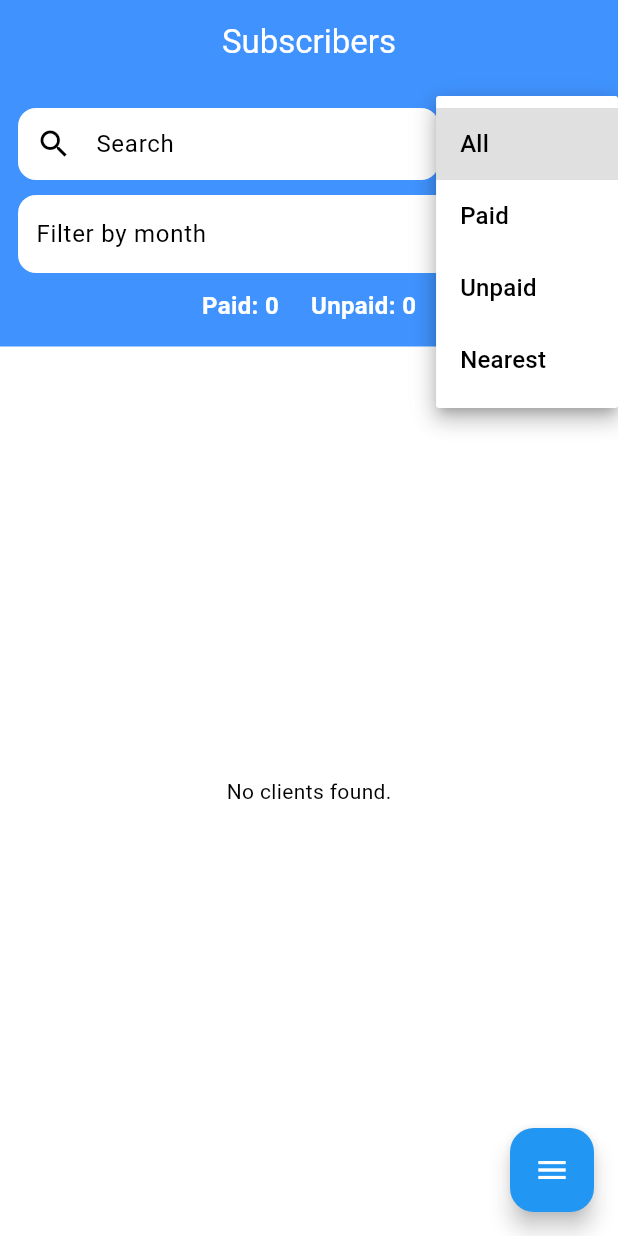
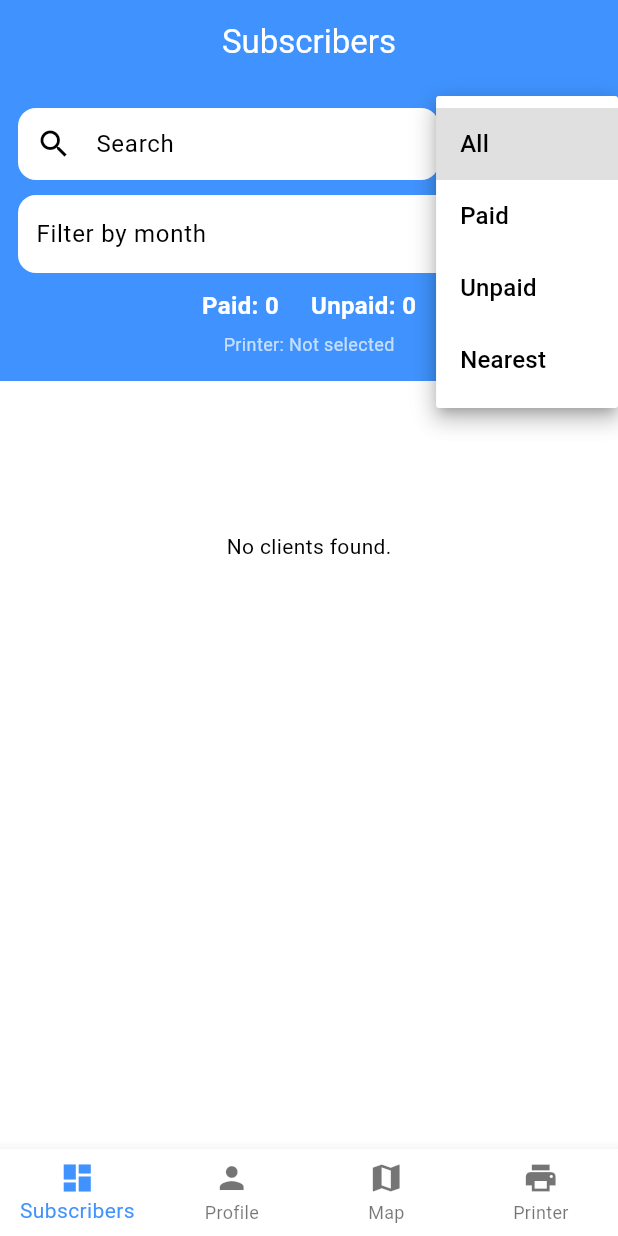
Before and after one commit to armanvalenzuela/Smart_ISP, a Flutter app: the HomeScreen screen opened directly with empty values, after a tap on "All", on a phone screen of 412 x 824 dp. Run offline on Flutter 3.47's test engine with Material 3 defaults, Android fonts, the phone set to English and light mode, and no system bars; our stand-ins replace connectivity_plus, flutter_map, geolocator, google_fonts, latlong2, permission_handler and 1 more; missing offline and left inert: blue_thermal_printer; accounts and stored records are empty; network calls fail.

Commit message:
Replace FAB to BotNavBar

```diff
--- a/lib/screens/home_screen.dart
+++ b/lib/screens/home_screen.dart
@@ -41,7 +41,9 @@ class _HomeScreenState extends State<HomeScreen> {
   int _paidCount = 0;
   int _unpaidCount = 0;
 
-  bool _fabExpanded = false;
+  // Bottom navigation state
+  int _selectedBottomIndex = 0;
+  final ScrollController _listScrollController = ScrollController();
 
   @override
   void initState() {
@@ -230,9 +232,7 @@ class _HomeScreenState extends State<HomeScreen> {
         backgroundColor: const Color(0xFF4093FF),
         elevation: 0,
       ),
-      body: RefreshIndicator(
-        onRefresh: _loadClients,
-        child: Column(
+      body: Column(
         children: [
           // header section
           Container(
@@ -306,14 +306,9 @@ class _HomeScreenState extends State<HomeScreen> {
                     borderRadius: BorderRadius.circular(12),
                   ),
                   child: DropdownButtonFormField<DateTime>(
-                      value:
-                          _buildMonthOptions().any(
-                            (item) => item.value == _selectedMonth,
-                          )
+                    value: _buildMonthOptions().any((item) => item.value == _selectedMonth)
                         ? _selectedMonth
-                          : (_buildMonthOptions().isNotEmpty
-                                ? _buildMonthOptions().first.value
-                                : null),
+                        : (_buildMonthOptions().isNotEmpty ? _buildMonthOptions().first.value : null),
                     items: _buildMonthOptions(),
                     decoration: const InputDecoration(
                       labelText: 'Filter by month',
@@ -347,6 +342,16 @@ class _HomeScreenState extends State<HomeScreen> {
                     ),
                   ),
                 ),
+                const SizedBox(height: 6),
+                Center(
+                  child: Text(
+                    _selectedPrinter != null ? 'Printer: ${_selectedPrinter!.name ?? _selectedPrinter!.address}' : 'Printer: Not selected',
+                    style: const TextStyle(
+                      color: Colors.white70,
+                      fontSize: 12,
+                    ),
+                  ),
+                ),
               ],
             ),
           ),
@@ -355,20 +360,26 @@ class _HomeScreenState extends State<HomeScreen> {
           Expanded(
             child: _loading
                 ? const Center(child: CircularProgressIndicator())
-                  : _filteredClients.isEmpty
-                  ? const Center(child: Text('No clients found.'))
+                : RefreshIndicator(
+                    onRefresh: _loadClients,
+                    child: _filteredClients.isEmpty
+                        ? ListView(
+                            physics: const AlwaysScrollableScrollPhysics(),
+                            children: const [
+                              SizedBox(height: 100),
+                              Center(child: Text('No clients found.')),
+                            ],
+                          )
                         : ListView.builder(
+                            controller: _listScrollController,
+                            physics: const AlwaysScrollableScrollPhysics(),
                             padding: const EdgeInsets.all(10),
                             itemCount: _filteredClients.length,
                             itemBuilder: (context, index) {
                               final client = _filteredClients[index];
                               final distance = _distanceValue(client) / 1000;
                               final key = _getStatusKeyForMonth(_selectedMonth);
-                        final status =
-                            client.monthlyStatus[key]
-                                ?.toString()
-                                .toLowerCase() ??
-                            '';
+                              final status = client.monthlyStatus[key]?.toString().toLowerCase() ?? '';
                               return Card(
                                 elevation: 2,
                                 margin: const EdgeInsets.symmetric(vertical: 5),
@@ -394,9 +405,7 @@ class _HomeScreenState extends State<HomeScreen> {
                                       Text(
                                         '💰 Status: ${status == 'paid' ? 'Paid' : 'Unpaid'}',
                                         style: TextStyle(
-                                    color: status == 'paid'
-                                        ? Colors.green
-                                        : Colors.red,
+                                          color: status == 'paid' ? Colors.green : Colors.red,
                                           fontWeight: FontWeight.bold,
                                         ),
                                       ),
@@ -430,16 +439,39 @@ class _HomeScreenState extends State<HomeScreen> {
                             },
                           ),
                   ),
+          ),
         ],
       ),
+      // Bottom navigation bar (replaces FAB)
+      bottomNavigationBar: BottomNavigationBar(
+        type: BottomNavigationBarType.fixed,
+        currentIndex: _selectedBottomIndex,
+        selectedItemColor: const Color(0xFF4093FF),
+        onTap: (index) async {
+          setState(() => _selectedBottomIndex = index);
+          switch (index) {
+            case 0: // Subscribers (scroll to top)
+              // If already selected, scroll to top; otherwise just set index
+              if (_selectedBottomIndex == 0) {
+                _listScrollController.animateTo(
+                  0,
+                  duration: const Duration(milliseconds: 300),
+                  curve: Curves.easeOut,
+                );
+              }
+              break;
+            case 1: // Profile
+              Navigator.push(
+                context,
+                MaterialPageRoute(
+                  builder: (_) => ProfileScreen(
+                    collectorName: widget.collectorName,
+                    collectorTown: widget.collectorTown,
                   ),
-
-      // Floating buttons (unchanged)
-      floatingActionButton: Column(
-        mainAxisSize: MainAxisSize.min,
-        children: [
-          if (_fabExpanded) ...[
-            _buildMiniFab(Icons.map, 'Map View', () {
+                ),
+              );
+              break;
+            case 2: // Map
               Navigator.push(
                 context,
                 MaterialPageRoute(
@@ -449,40 +481,22 @@ class _HomeScreenState extends State<HomeScreen> {
                   ),
                 ),
               );
-            }),
-            const SizedBox(height: 10),
-            _buildMiniFab(Icons.refresh, 'Refresh', _loadClients),
-            const SizedBox(height: 10),
-            _buildMiniFab(Icons.account_circle, 'Profile', () {
-              Navigator.push(
-                context,
-                MaterialPageRoute(
-                  builder: (_) => ProfileScreen(
-                    collectorName: widget.collectorName,
-                    collectorTown: widget.collectorTown,
-                  ),
-                ),
-              );
-            }),
-            const SizedBox(height: 10),
-            _buildMiniFab(Icons.print, 'Select Printer', _selectPrinter),
-            const SizedBox(height: 10),
-          ],
-          FloatingActionButton(
-            onPressed: () => setState(() => _fabExpanded = !_fabExpanded),
-            child: Icon(_fabExpanded ? Icons.close : Icons.menu),
-          ),
+              break;
+            case 3: // Printer
+              await _selectPrinter();
+              break;
+          }
+        },
+        items: const [
+          BottomNavigationBarItem(icon: Icon(Icons.dashboard), label: 'Subscribers'),
+          BottomNavigationBarItem(icon: Icon(Icons.person), label: 'Profile'),
+          BottomNavigationBarItem(icon: Icon(Icons.map), label: 'Map'),
+          BottomNavigationBarItem(icon: Icon(Icons.print), label: 'Printer'),
         ],
       ),
     );
   }
 
-  Widget _buildMiniFab(IconData icon, String tooltip, VoidCallback onPressed) {
-    return FloatingActionButton(
-      mini: true,
-      onPressed: onPressed,
-      tooltip: tooltip,
-      child: Icon(icon),
-    );
+  // NOTE: Floating mini-FABs were replaced by a BottomNavigationBar for
+  // improved usability. If you want to reintroduce mini FABs, re-add them here.
 }
-}
```
Lines whose indentation alone changed are shown as unchanged.
